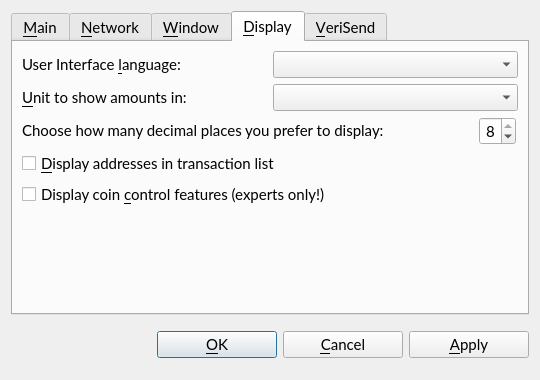
VeriConomy/vericoin, file src/qt/forms/optionsdialog.ui: the form before one commit.
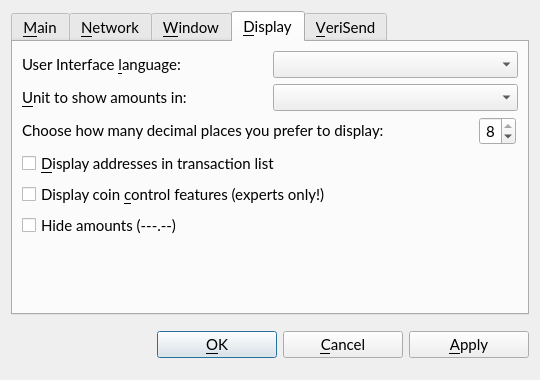
The form after the commit. The open tabs and pages were chosen to show the change. Custom widgets are drawn as their Qt base class.

Commit message: hide amounts option and other tweaks

Patch:
```diff
--- a/src/qt/forms/optionsdialog.ui
+++ b/src/qt/forms/optionsdialog.ui
@@ -534,6 +534,13 @@
          </property>
         </widget>
        </item>
+       <item>
+        <widget class="QCheckBox" name="hideAmounts">
+         <property name="text">
+          <string>Hide amounts (---.--)</string>
+         </property>
+        </widget>
+       </item>
        <item>
         <spacer name="verticalSpacer_Display">
          <property name="orientation">
```
The commit also changes 13 other files.
